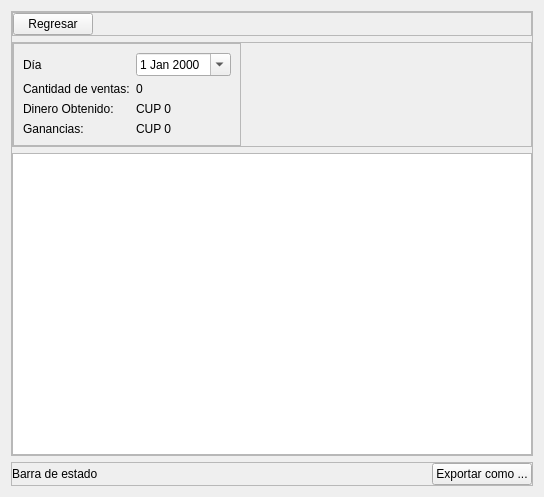
R0land013/blue-pos, file view/ui/day_sale_report.ui: the form before one commit.
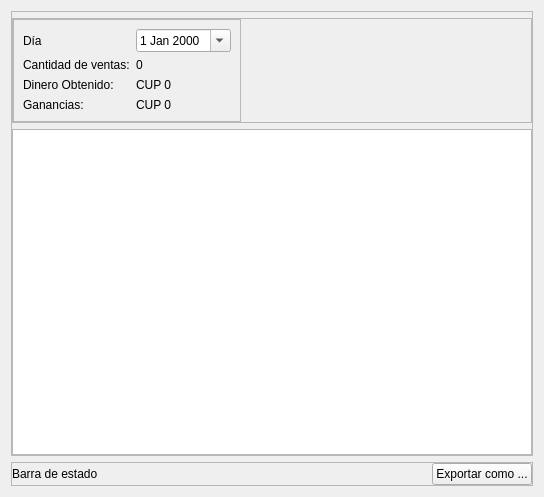
The form after the commit.

Commit message: Style: Añadida barra de herramientas con botón de regresar a las vistas de reportes

The edit to the form file:
```diff
--- a/view/ui/day_sale_report.ui
+++ b/view/ui/day_sale_report.ui
@@ -43,49 +43,6 @@
         <property name="frameShadow">
          <enum>QFrame::Raised</enum>
         </property>
-        <layout class="QHBoxLayout" name="horizontalLayout_3">
-         <property name="leftMargin">
-          <number>0</number>
-         </property>
-         <property name="topMargin">
-          <number>0</number>
-         </property>
-         <property name="rightMargin">
-          <number>0</number>
-         </property>
-         <property name="bottomMargin">
-          <number>0</number>
-         </property>
-         <item>
-          <widget class="QPushButton" name="back_button">
-           <property name="sizePolicy">
-            <sizepolicy hsizetype="Maximum" vsizetype="Fixed">
-             <horstretch>0</horstretch>
-             <verstretch>0</verstretch>
-            </sizepolicy>
-           </property>
-           <property name="cursor">
-            <cursorShape>PointingHandCursor</cursorShape>
-           </property>
-           <property name="text">
-            <string>Regresar</string>
-           </property>
-          </widget>
-         </item>
-         <item>
-          <spacer name="horizontalSpacer_3">
-           <property name="orientation">
-            <enum>Qt::Horizontal</enum>
-           </property>
-           <property name="sizeHint" stdset="0">
-            <size>
-             <width>40</width>
-             <height>20</height>
-            </size>
-           </property>
-          </spacer>
-         </item>
-        </layout>
        </widget>
       </item>
       <item>
```
Left out of the diff: 2 changed lines with no effect on the pictures. The commit also changes 11 other files.
